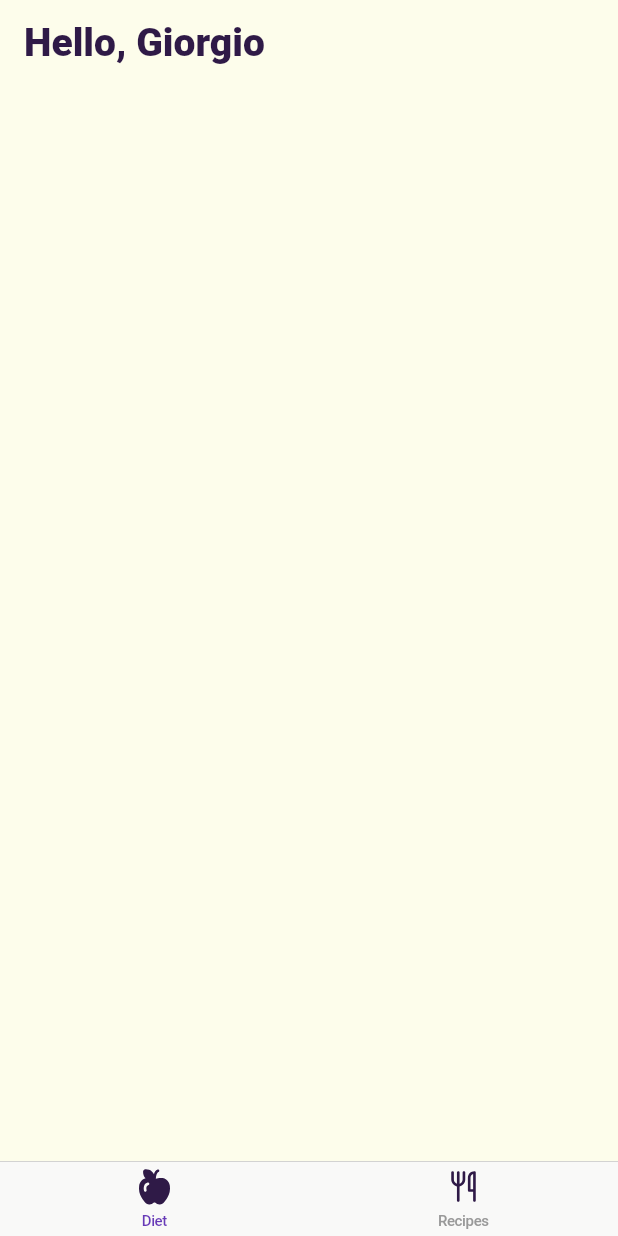
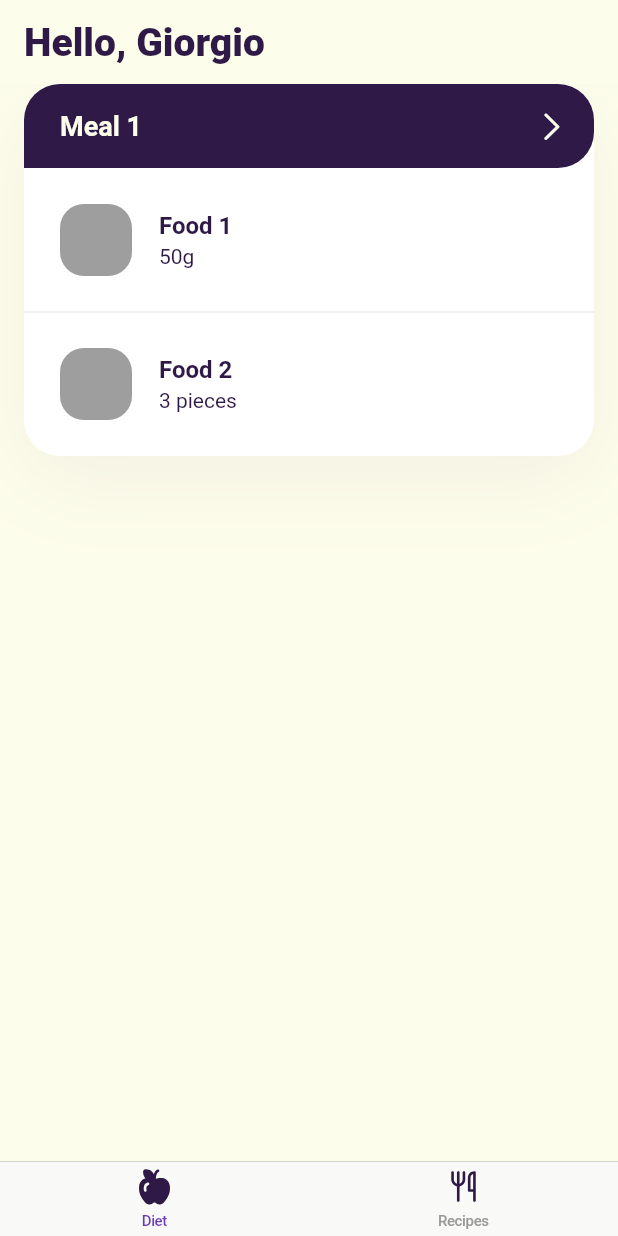
Before and after one commit to iamgio/fluttered, a Flutter app: the screen it shows after launch, on a phone screen of 412 x 824 dp. Run offline on Flutter 3.47's test engine with Material 2 defaults, Android fonts, the light colour scheme and no system bars; our stand-ins replace flutter_svg.

Commit message:
Implement MealView

```diff
--- a/lib/common/widgets/loading_switcher.dart
+++ b/lib/common/widgets/loading_switcher.dart
@@ -12,7 +12,7 @@ class LoadingSwitcher extends StatelessWidget {
   Widget build(BuildContext context) {
     return AnimatedSwitcher(
       duration: duration,
-      switchOutCurve: Curves.easeInSine,
+      switchOutCurve: Curves.easeOut,
       child: condition ? ifTrue : ifFalse,
       transitionBuilder: (child, animation) => ScaleTransition(scale: animation, child: child),
       layoutBuilder: (current, previous) => Stack(children: [...previous, current!]),
--- a/lib/diet/constants.dart
+++ b/lib/diet/constants.dart
@@ -17,5 +17,15 @@ class Const {
   static const double defaultPadding = 16;
   static const double defaultContentSpacing = 24;
 
+  static const double mealRadius = 24;
+  static const double mealImageRadius = 16;
+  static const double mealImageSize = 48;
+  static const double mealAdditionalLeftPadding = 8;
+  static const double mealVerticalPadding = 12;
+  static const double mealSpacing = 50;
+  static const double mealShadowBlur = 48;
+  static const double mealShadowY = 16;
+  static const double mealShadowOpacity = .05;
+
   static const int pageSwitchDuration = 250;
 }
--- a/lib/diet/data/data.dart
+++ b/lib/diet/data/data.dart
@@ -4,6 +4,7 @@
 // ignore_for_file: non_constant_identifier_names
 
 import 'package:fluttered/diet/model/diet_model.dart';
+import 'package:fluttered/diet/model/meal_food_model.dart';
 import 'package:fluttered/diet/model/meal_model.dart';
 import 'package:fluttered/diet/model/user_model.dart';
 
@@ -14,7 +15,17 @@ Future<UserModel> data_getUser() => Future.delayed(
         weeklyDiet: WeeklyDietModel(
           dailyDiets: [
             DailyDietModel(day: 0, meals: [
-              MealModel(name: 'Meal 1', foods: []),
+              MealModel(name: 'Meal 1', foods: [
+                MealFoodModel(
+                  name: 'Food 1',
+                  amount: 50,
+                ),
+                MealFoodModel(
+                  name: 'Food 2',
+                  amount: 3,
+                  quantityType: QuantityType.pieces,
+                ),
+              ]),
               MealModel(name: 'Meal 2', foods: []),
             ]),
             DailyDietModel(day: 1, meals: [
--- a/lib/diet/model/meal_food_model.dart
+++ b/lib/diet/model/meal_food_model.dart
@@ -12,14 +12,14 @@ enum QuantityType {
 }
 
 extension QuantityTypeExtension on QuantityType {
-  String asString() {
+  String asString(int? amount) {
     switch(this) {
       case QuantityType.undefined:
         return '';
       case QuantityType.grams:
         return 'g';
       case QuantityType.pieces:
-        return ' piece(s)';
+        return ' piece' + (amount == null ? '(s)' : amount == 1 ? '' : 's');
     }
   }
 }
--- a/lib/diet/view/diet_page.dart
+++ b/lib/diet/view/diet_page.dart
@@ -1,13 +1,20 @@
 import 'package:flutter/cupertino.dart';
+import 'package:fluttered/diet/view/meal_view.dart';
 import 'package:fluttered/diet/view/padded_page.dart';
+import 'package:fluttered/diet/viewmodel/diet_viewmodel.dart';
 
 class DietPage extends StatelessWidget {
-  const DietPage({Key? key}) : super(key: key);
+  final WeeklyDietViewModel weeklyDiet;
+  const DietPage({Key? key, required this.weeklyDiet}) : super(key: key);
 
   @override
   Widget build(BuildContext context) {
     return PaddedPage(
-      child: Column(),
+      child: Column(
+        children: [
+          MealView(meal: weeklyDiet.dailyDiets.first.meals.first),
+        ],
+      ),
     );
   }
 }
--- a/lib/diet/view/home.dart
+++ b/lib/diet/view/home.dart
@@ -88,9 +88,9 @@ class _DietHomeState extends State<DietHome> {
         onPageChanged: (index) {
           setState(() => _selectedIndex = index);
         },
-        children: const [
-          DietPage(),
-          RecipesPage(),
+        children: [
+          DietPage(weeklyDiet: user.weeklyDiet),
+          const RecipesPage(),
         ],
       );
 
@@ -101,6 +101,7 @@ class _DietHomeState extends State<DietHome> {
       backgroundColor: Const.tertiary,
       appBar: _buildAppBar(user),
       body: LoadingSwitcher(
+        duration: const Duration(milliseconds: Const.pageSwitchDuration),
         condition: user.hasLoaded,
         ifTrue: _buildContent(user),
         ifFalse: const DietCircularIndicator(),
--- /dev/null
+++ b/lib/diet/view/meal_view.dart
@@ -0,0 +1,78 @@
+import 'package:flutter/cupertino.dart';
+import 'package:flutter/material.dart';
+import 'package:fluttered/diet/constants.dart';
+import 'package:fluttered/diet/viewmodel/meal_food_viewmodel.dart';
+import 'package:fluttered/diet/viewmodel/meal_viewmodel.dart';
+
+class MealView extends StatelessWidget {
+  final MealViewModel meal;
+  const MealView({Key? key, required this.meal}) : super(key: key);
+
+  _buildHeader(BuildContext context) => Container(
+        padding: const EdgeInsets.all(Const.defaultPadding),
+        decoration: const BoxDecoration(
+          color: Const.primary,
+          borderRadius: BorderRadius.only(
+            topLeft: Radius.circular(Const.mealRadius),
+            topRight: Radius.circular(Const.mealRadius),
+            bottomLeft: Radius.zero,
+            bottomRight: Radius.circular(Const.mealRadius),
+          ),
+        ),
+        child: Row(
+          children: [
+            const SizedBox(width: Const.mealAdditionalLeftPadding),
+            Text(
+              meal.name,
+              style: Theme.of(context).textTheme.headline2!.copyWith(color: Const.tertiary),
+            ),
+            const Spacer(),
+            const Icon(CupertinoIcons.right_chevron, color: Const.tertiary),
+          ],
+        ),
+      );
+
+  _buildFoodView(BuildContext context, MealFoodViewModel food) => ListTile(
+        contentPadding: const EdgeInsets.symmetric(vertical: Const.mealVerticalPadding, horizontal: Const.defaultPadding + Const.mealAdditionalLeftPadding),
+        minLeadingWidth: Const.mealSpacing,
+        leading: Container(
+          width: Const.mealImageSize,
+          height: Const.mealImageSize,
+          decoration: const BoxDecoration(
+            color: Colors.grey,
+            borderRadius: BorderRadius.all(Radius.circular(Const.mealImageRadius)),
+          ),
+          child: food.imageUrl != null ? Image.network(food.imageUrl!) : null,
+        ),
+        title: Text(food.name, style: Theme.of(context).textTheme.headline3),
+        subtitle: Text(food.stringAmount, style: Theme.of(context).textTheme.bodyText2),
+      );
+
+  @override
+  Widget build(BuildContext context) {
+    return Container(
+      width: double.infinity,
+      decoration: BoxDecoration(
+        color: Colors.white,
+        borderRadius: const BorderRadius.all(Radius.circular(Const.mealRadius)),
+        boxShadow: [
+          BoxShadow(
+            color: Const.primary.withOpacity(Const.mealShadowOpacity),
+            blurRadius: Const.mealShadowBlur,
+            offset: const Offset(0, Const.mealShadowY),
+          ),
+        ],
+      ),
+      child: Column(
+        crossAxisAlignment: CrossAxisAlignment.start,
+        children: [
+          _buildHeader(context),
+          ...List.generate(meal.foods.length * 2 - 1, (index) {
+            if (index % 2 != 0) return const Divider(height: 0);
+            return _buildFoodView(context, meal.foods[index ~/ 2]);
+          }),
+        ],
+      ),
+    );
+  }
+}
--- a/lib/diet/viewmodel/diet_viewmodel.dart
+++ b/lib/diet/viewmodel/diet_viewmodel.dart
@@ -1,20 +1,20 @@
 import 'package:flutter/cupertino.dart';
 import 'package:fluttered/diet/model/diet_model.dart';
-import 'package:fluttered/diet/model/meal_model.dart';
+import 'package:fluttered/diet/viewmodel/meal_viewmodel.dart';
 
 class DailyDietViewModel {
   int _day = -1;
-  List<MealModel> _meals = [];
+  List<MealViewModel> _meals = [];
   final VoidCallback? callback;
 
   DailyDietViewModel(DailyDietModel dailyDiet, {this.callback}) {
     _day = dailyDiet.day;
-    _meals = dailyDiet.meals;
+    _meals = dailyDiet.meals.map((meal) => MealViewModel(meal)).toList();
   }
 
   int get day => _day;
 
-  List<MealModel> get meals => _meals;
+  List<MealViewModel> get meals => _meals;
   // Support editing in the future
 }
 
--- a/lib/diet/viewmodel/meal_food_viewmodel.dart
+++ b/lib/diet/viewmodel/meal_food_viewmodel.dart
@@ -16,6 +16,6 @@ class MealFoodViewModel {
   String get name => _name;
   int get amount => _amount;
   QuantityType get quantityType => _quantityType;
-  String get stringAmount => _name + _quantityType.asString();
+  String get stringAmount => _amount.toString() + _quantityType.asString(_amount);
   String? get imageUrl => _imageUrl;
 }
```
